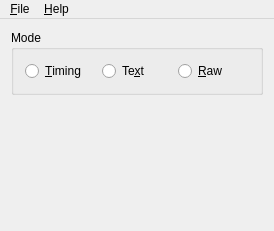
The window that hibikase/MainWindow.ui (mooncatkaraoke/hibikase) describes before a commit, drawn with Qt 5.
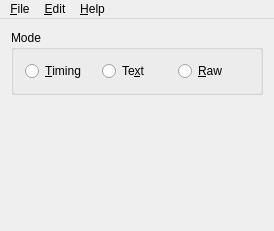
The same window after the commit. Custom widgets are drawn as their Qt base class.

Commit message: Add “Edit” menu matching the context menu

What changed in the file:
```diff
--- a/hibikase/MainWindow.ui
+++ b/hibikase/MainWindow.ui
@@ -74,6 +74,11 @@
     <addaction name="actionSave"/>
     <addaction name="actionSave_As"/>
    </widget>
+   <widget class="QMenu" name="menuEdit">
+    <property name="title">
+     <string>&amp;Edit</string>
+    </property>
+   </widget>
    <widget class="QMenu" name="menuHelp">
     <property name="title">
      <string>&amp;Help</string>
@@ -81,6 +86,7 @@
     <addaction name="actionAbout_Hibikase"/>
    </widget>
    <addaction name="menuFile"/>
+   <addaction name="menuEdit"/>
    <addaction name="menuHelp"/>
   </widget>
   <action name="actionNew">
```
The commit also changes 3 other files.
